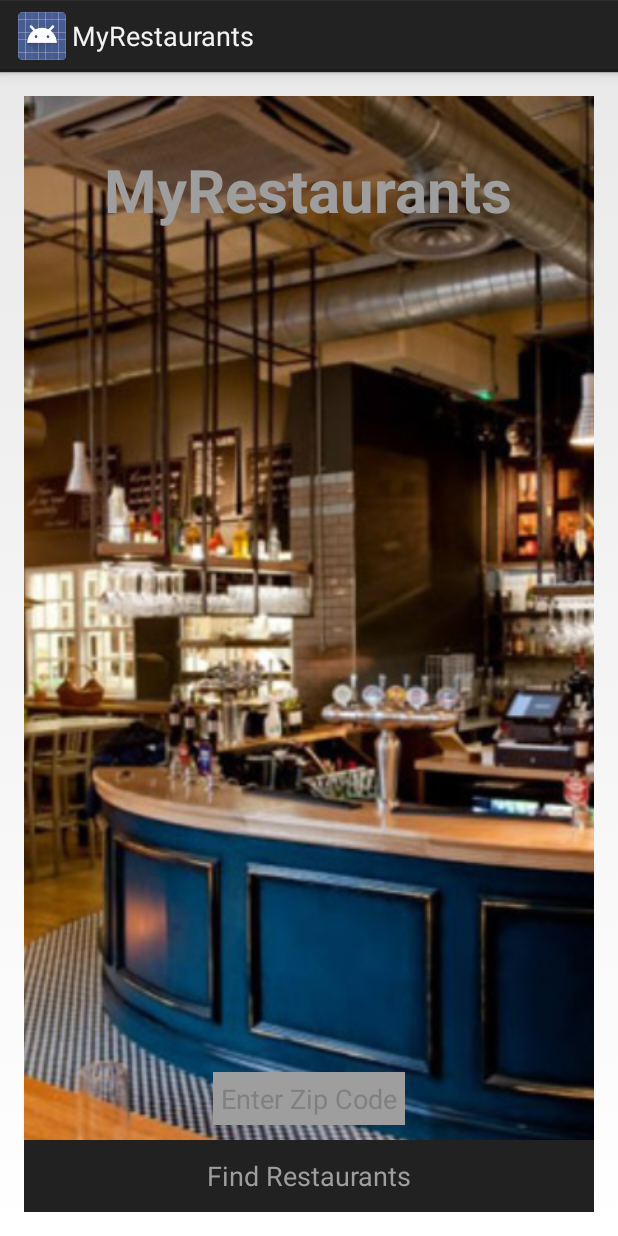
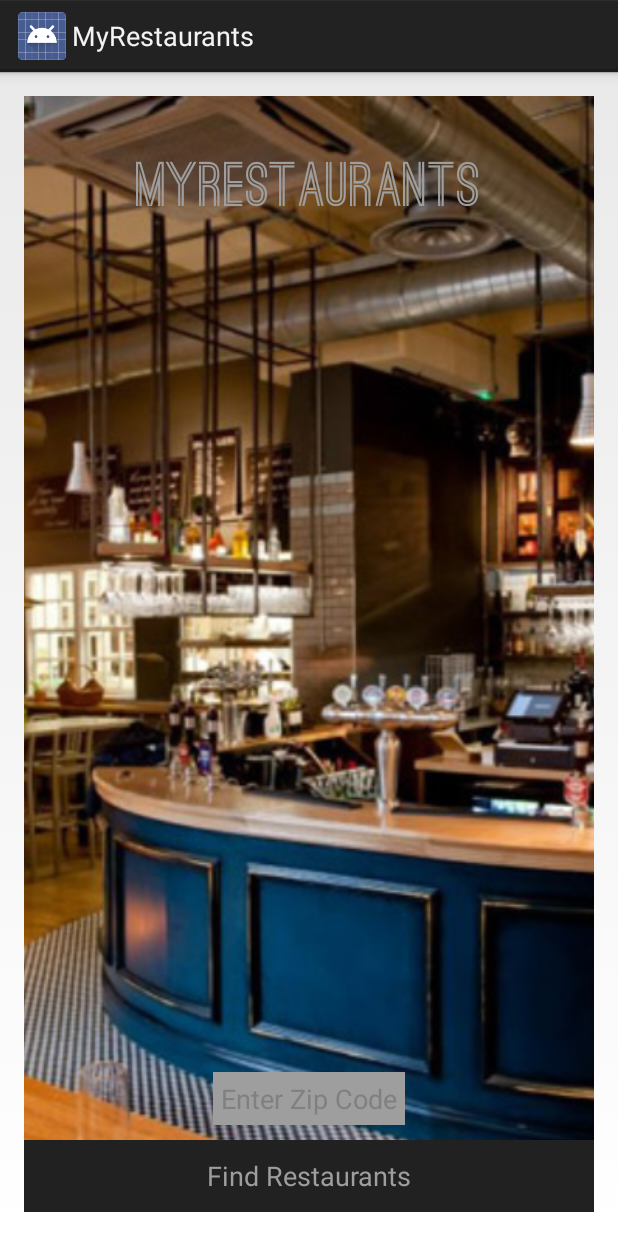
Before and after one commit to kavata9/MyRestaurants2, an Android app: the screen it shows after launch (MainActivity), on a phone screen of 412 x 824 dp. Run offline under Robolectric (Android 15) with nearby library versions, the phone set to English and light mode, and no system bars.

Commit message:
add textviewer to change font

```diff
--- a/app/src/main/java/com/restaurants/agnes/myrestaurants/MainActivity.java
+++ b/app/src/main/java/com/restaurants/agnes/myrestaurants/MainActivity.java
@@ -2,15 +2,18 @@ package com.restaurants.agnes.myrestaurants;
 
 import android.app.Activity;
 import android.content.Intent;
+import android.graphics.Typeface;
 import android.os.Bundle;
 import android.util.Log;
 import android.view.View;
 import android.widget.Button;
 import android.widget.EditText;
+import android.widget.TextView;
 
 public class MainActivity extends Activity {
     private Button mFindRestaurantsButton;
     private EditText mLocationEditText;
+    private TextView mAppNameTextView;
 
     @Override
     protected void onCreate(Bundle savedInstanceState) {
@@ -18,6 +21,9 @@ public class MainActivity extends Activity {
         setContentView(R.layout.activity_main);
         mLocationEditText = (EditText) findViewById(R.id.locationEditText);
         mFindRestaurantsButton = (Button) findViewById(R.id.findRestaurantsButton);
+        mAppNameTextView = (TextView) findViewById(R.id.textView);
+        Typeface ostrichFont = Typeface.createFromAsset(getAssets(), "fonts/ostrichsansarif.ttf");
+        mAppNameTextView.setTypeface(ostrichFont);
 
         mFindRestaurantsButton.setOnClickListener(new View.OnClickListener() {
             @Override
```
Also changed, not shown: app/src/main/assets/fonts/ostrichsansarif.ttf (added).
